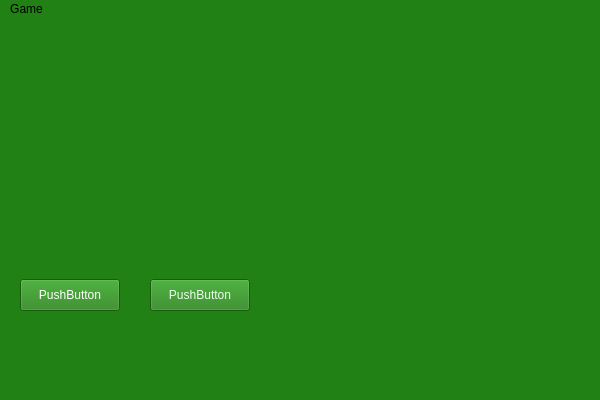
Above: mainwindow.ui from jasonpliszak/BlackJackGame_EC327 before the change. Below: the same form after it.
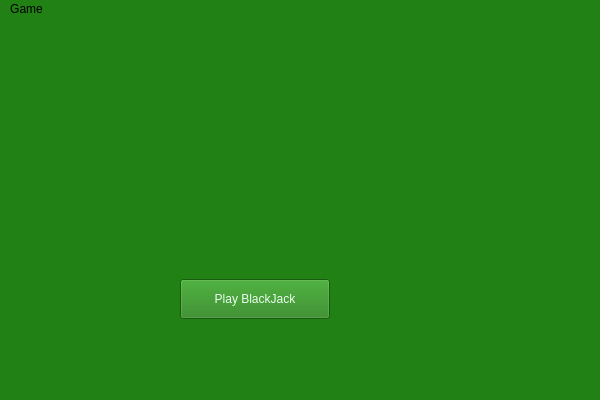
That is the form after the change.

```diff
--- a/mainwindow.ui
+++ b/mainwindow.ui
@@ -20,34 +20,17 @@
    <widget class="QPushButton" name="pushButton">
     <property name="geometry">
      <rect>
-      <x>20</x>
+      <x>180</x>
       <y>260</y>
-      <width>100</width>
-      <height>32</height>
-     </rect>
-    </property>
-    <property name="styleSheet">
-     <string notr="true">color: rgb(255, 255, 255);
-</string>
-    </property>
-    <property name="text">
-     <string>PushButton</string>
-    </property>
-   </widget>
-   <widget class="QPushButton" name="pushButton_2">
-    <property name="geometry">
-     <rect>
-      <x>150</x>
-      <y>260</y>
-      <width>100</width>
-      <height>32</height>
+      <width>150</width>
+      <height>40</height>
      </rect>
     </property>
     <property name="styleSheet">
      <string notr="true">color: rgb(235, 255, 240);</string>
     </property>
     <property name="text">
-     <string>PushButton</string>
+     <string>Play BlackJack</string>
     </property>
    </widget>
   </widget>
```
Left out of the diff: 2 changed lines with no effect on the pictures.
